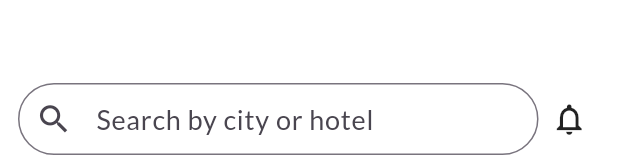
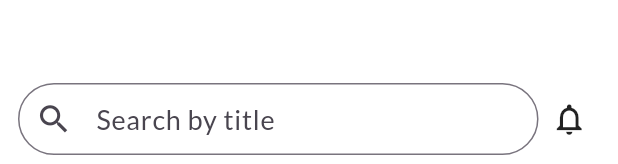
Before and after one commit to Abhaydevcs71/Buy-or-Sell, a Flutter app: the CustomAppBar widget shown alone on an empty page, opened directly, on a phone screen of 412 x 824 dp. Shown: the part 1069-1233 px from the top of the screen. Run offline on Flutter 3.47's test engine with Material 3 defaults, Android fonts, the phone set to English and light mode, and no system bars; our stand-ins replace animated_text_kit, cloud_firestore, csc_picker, email_validator, fan_carousel_image_slider, firebase_auth and 10 more; missing offline and left inert: dialogs, firebase_app_check, flutter_geocoder, flutter_phone_direct_caller, open_mail_app, search_page; accounts and stored records are empty; network calls fail.

Commit message:
after search function complete

```diff
--- a/lib/screens/sellitems/homescreen/home_screen.dart
+++ b/lib/screens/sellitems/homescreen/home_screen.dart
@@ -54,7 +54,7 @@ class _HomeScreenState extends State<HomeScreen> {
               height: 10,
             ),
             //Product list
-            ProductList()
+            ProductList(true)
           ],
         ),
       ),
--- a/lib/screens/sellitems/homescreen/product_card.dart
+++ b/lib/screens/sellitems/homescreen/product_card.dart
@@ -66,6 +66,7 @@ class _ProductCardState extends State<ProductCard> {
                     SizedBox(
                       height: 5,
                     ),
+                    if (widget.data['Category'] != 'Hotel')
                       Padding(
                         padding: const EdgeInsets.only(left: 15),
                         child: Text(
--- a/lib/screens/sellitems/homescreen/product_display/product_list.dart
+++ b/lib/screens/sellitems/homescreen/product_display/product_list.dart
@@ -7,7 +7,9 @@ import 'package:second_store/services/firebase_services.dart';
 import 'package:intl/intl.dart';
 
 class ProductList extends StatelessWidget {
-  const ProductList({super.key});
+  final bool? proScreen;
+
+  const ProductList(bool bool, {super.key, this.proScreen});
 
   @override
   Widget build(BuildContext context) {
@@ -70,7 +72,6 @@ class ProductList extends StatelessWidget {
 
                       return ProductCard(
                           data: data, formatedPrice: _formatedPrice);
-
                     }),
               ],
             );
--- a/lib/widgets/custom_appBar.dart
+++ b/lib/widgets/custom_appBar.dart
@@ -4,14 +4,58 @@ import 'package:flutter/material.dart';
 import 'package:second_store/constants/constants.dart';
 import 'package:second_store/screens/location_screen.dart';
 import 'package:second_store/services/firebase_services.dart';
+import 'package:second_store/services/search_services.dart';
 
-class CustomAppBar extends StatelessWidget {
-  const CustomAppBar({super.key});
+class CustomAppBar extends StatefulWidget {
+  const CustomAppBar({Key? key}) : super(key: key);
+
+  @override
+  State<CustomAppBar> createState() => _CustomAppBarState();
+}
+
+class _CustomAppBarState extends State<CustomAppBar> {
+  FirebaseService _service = FirebaseService();
+  SearchServices _search = SearchServices();
+  late Future<List<Products>> productsFuture;
+  List<Products> products = [];
+
+  Future<List<Products>> loadProducts() async {
+    try {
+      print('Loading products...');
+      QuerySnapshot snapshot = await _service.products.get();
+      print('Products loaded: ${snapshot.docs.length}');
+
+      List<Products> productList = snapshot.docs.map((doc) {
+        return Products(
+          doc: doc,
+          title: doc['name'],
+          category: doc['Category'],
+          description: doc['Description'],
+          postedDate: doc['date'],
+          price: doc['Price'],
+        );
+      }).toList();
+
+      setState(() {
+        products = productList;
+      });
+
+      print('Total products loaded: ${products.length}');
+      return products;
+    } catch (e) {
+      print('Error loading products: $e');
+      return []; // Return an empty list in case of an error
+    }
+  }
+
+  @override
+  void initState() {
+    super.initState();
+    productsFuture = loadProducts();
+  }
 
   @override
   Widget build(BuildContext context) {
-    FirebaseService _service = FirebaseService();
-
     return FutureBuilder<DocumentSnapshot>(
       future: _service.users.doc(_service.user?.uid).get(),
       builder:
@@ -29,13 +73,10 @@ class CustomAppBar extends StatelessWidget {
               snapshot.data!.data() as Map<String, dynamic>;
 
           if (data['address'] == null) {
-            // check the next one
-
             GeoPoint latLong = data['location'];
             _service
                 .getAddress(latLong.latitude, latLong.longitude)
                 .then((adrs) {
-              // show this address in appbar
               return appBar(adrs, context);
             });
           } else {
@@ -59,7 +100,9 @@ class CustomAppBar extends StatelessWidget {
             MaterialPageRoute(
               builder: (BuildContext context) => LocationScreen(
                 locationChanging: true,
-                      )));
+              ),
+            ),
+          );
         },
         child: Container(
           width: MediaQuery.of(context).size.width,
@@ -95,6 +138,8 @@ class CustomAppBar extends StatelessWidget {
       ),
       bottom: PreferredSize(
         preferredSize: Size.fromHeight(56),
+        child: InkWell(
+          onTap: () {},
           child: Container(
             color: Colors.white,
             child: Padding(
@@ -103,6 +148,13 @@ class CustomAppBar extends StatelessWidget {
                 children: [
                   Expanded(
                     child: TextField(
+                      onTap: () {
+                        print('Products count: ${products.length}');
+                        _search.search(
+                          context: context,
+                          productList: products,
+                        );
+                      },
                       decoration: InputDecoration(
                         border: OutlineInputBorder(
                           borderRadius: BorderRadius.circular(25),
@@ -111,10 +163,11 @@ class CustomAppBar extends StatelessWidget {
                           Icons.search,
                           size: 25,
                         ),
-                        labelText: 'Search by city or hotel',
+                        labelText: 'Search by title',
                         labelStyle: const TextStyle(fontSize: 18),
                         contentPadding:
-                            const EdgeInsets.only(left: 10, right: 10)),
+                            const EdgeInsets.only(left: 10, right: 10),
+                      ),
                     ),
                   ),
                   const SizedBox(
@@ -132,6 +185,7 @@ class CustomAppBar extends StatelessWidget {
             ),
           ),
         ),
+      ),
     );
   }
 }
--- a/pubspec.yaml
+++ b/pubspec.yaml
@@ -42,7 +42,7 @@ dependencies:
   flutter:
     sdk: flutter
   flutter_geocoder: ^0.2.2-nullsafety
-  flutter_neumorphic: ^3.2.0
+  flutter_neumorphic:
   flutter_signin_button: null
   geolocator: ^10.1.0
   google_maps_flutter: ^2.5.0
@@ -57,6 +57,7 @@ dependencies:
   flutter_chat_bubble: ^2.0.2
   url_launcher: ^6.2.2
   flutter_phone_direct_caller: ^2.1.1
+  search_page: ^2.3.0
 dev_dependencies:
   flutter_lints: ^2.0.0
   flutter_test:
```
Also changed, not shown: lib/screens/product_details_screen.dart (+28 -0 lines), lib/services/search_services.dart (added, +111 -0 lines), pubspec.lock. Lines whose indentation alone changed are shown as unchanged.
